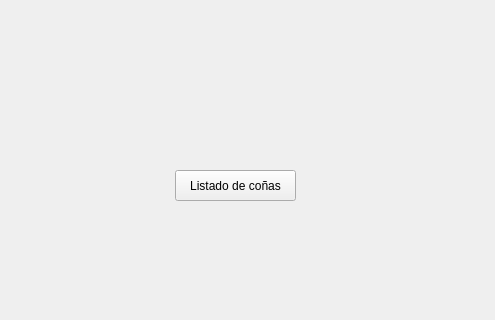
Qt form sti2.ui (LORJIM/STI_The_Complete_Saga) before a commit; both pictures show x 445 to 940 and y 330 to 650 of the 940 by 650 pixel window.
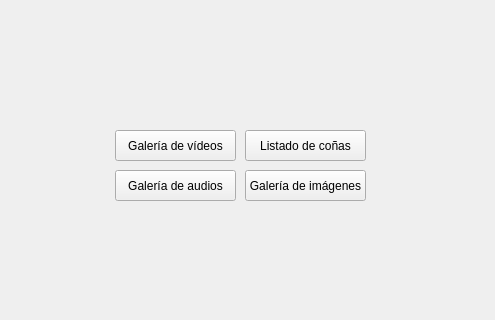
The same form after that commit. The open tabs and pages were chosen to show the change. Icons and pictures are not drawn.

What changed in the file:
```diff
--- a/sti2.ui
+++ b/sti2.ui
@@ -283,8 +283,8 @@
    <widget class="QPushButton" name="pushButton_7">
     <property name="geometry">
      <rect>
-      <x>620</x>
-      <y>500</y>
+      <x>690</x>
+      <y>460</y>
       <width>121</width>
       <height>31</height>
      </rect>
@@ -331,6 +331,45 @@
      <bool>true</bool>
     </property>
    </widget>
+   <widget class="QPushButton" name="pushButton_14">
+    <property name="geometry">
+     <rect>
+      <x>560</x>
+      <y>460</y>
+      <width>121</width>
+      <height>31</height>
+     </rect>
+    </property>
+    <property name="text">
+     <string>Galería de vídeos</string>
+    </property>
+   </widget>
+   <widget class="QPushButton" name="pushButton_15">
+    <property name="geometry">
+     <rect>
+      <x>560</x>
+      <y>500</y>
+      <width>121</width>
+      <height>31</height>
+     </rect>
+    </property>
+    <property name="text">
+     <string>Galería de audios</string>
+    </property>
+   </widget>
+   <widget class="QPushButton" name="pushButton_17">
+    <property name="geometry">
+     <rect>
+      <x>690</x>
+      <y>500</y>
+      <width>121</width>
+      <height>31</height>
+     </rect>
+    </property>
+    <property name="text">
+     <string>Galería de imágenes</string>
+    </property>
+   </widget>
   </widget>
   <widget class="QWidget" name="page_3">
    <property name="minimumSize">
```
